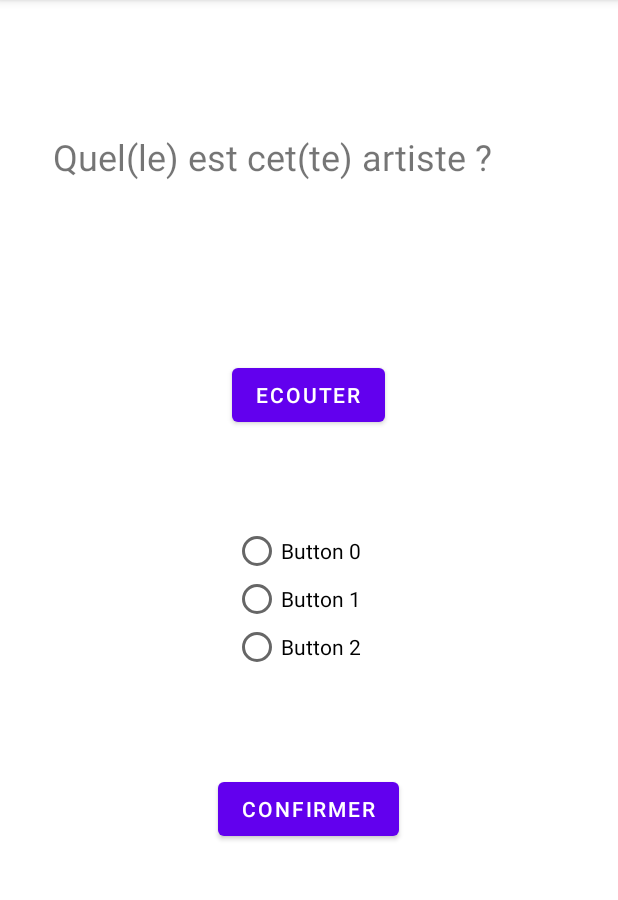
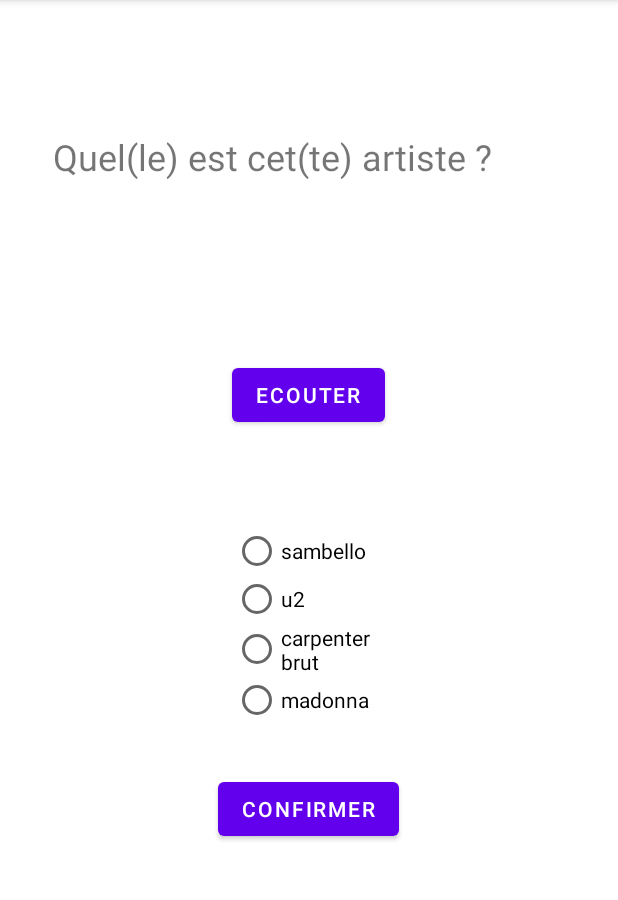
Before and after one commit to coding-factory-classrooms/android-l2-flashcards-groupe-3-blindtest-musical, an Android app: the BlindTestActivity screen opened directly, with no data from a screen before it, on a phone screen of 412 x 824 dp, the part 84-984 px from its top. Run offline under Robolectric (Android 15) with nearby library versions, the phone set to English and light mode, and no system bars.

Commit message:
Added random question and answer generation with semi-custom number of answers

```diff
--- a/app/src/main/assets/data.json
+++ b/app/src/main/assets/data.json
@@ -1,9 +1,9 @@
 {
   "questions" : [
-    {"mp3" :  "nomdufichier", "artiste" :  "mj"},
-    {"mp3" :  "nomdufichier", "artiste" :  "madonna"}
+    {"mp3" :  "mj_thriller.mp3", "artist" :  "mj"},
+    {"mp3" :  "nomdufichier", "artist" :  "madonna"}
   ],
-  "artistes" : [
-    "azedaz", "zedazef", "ddddd", "madonna"
+  "artists" : [
+    "mj", "sambello", "carpenter brut", "madonna", "u2"
   ]
 }
--- a/app/src/main/java/com/rosstail/blindtest/BlindTestActivity.java
+++ b/app/src/main/java/com/rosstail/blindtest/BlindTestActivity.java
@@ -16,6 +16,7 @@ import java.io.BufferedReader;
 import java.io.IOException;
 import java.io.InputStream;
 import java.io.InputStreamReader;
+import java.util.ArrayList;
 
 public class BlindTestActivity extends AppCompatActivity {
 
@@ -26,37 +27,77 @@ public class BlindTestActivity extends AppCompatActivity {
         setContentView(R.layout.activity_blind_test);
 
         RadioGroup group = findViewById(R.id.radioGroup);
-        RadioButton button;
         JSONObject obj = readData();
         if (obj == null) {
             return;
         }
-        Object question = getRandomTitle(obj);
+        JSONObject question = getRandomTitle(obj);
         if (question == null) {
             return;
         }
         Log.i("Question", question.toString());
-        for(int i = 0; i < 3; i++) {
-            button = new RadioButton(this);
-            button.setText("Button " + i);
+        addAnswers(obj, group, question, 4);
+    }
+
+    private JSONObject getRandomTitle(JSONObject data) {
+        try {
+            JSONArray titleList = data.getJSONArray("questions");
+            int i = getRandomNumber(0, titleList.length());
+            return titleList.getJSONObject(i);
+        } catch (JSONException e) {
+            Log.e("BlindTestActivity", "getRandomTitle()" + e.getCause());
+        }
+        return null;
+    }
+
+    private void addAnswers(JSONObject obj, RadioGroup group, JSONObject question, int nbAnswer) {
+        JSONArray answersJson = getAnswers(obj);
+        if (answersJson == null) {
+            return;
+        }
+
+        ArrayList<String> list = new ArrayList<>();
+        int len = answersJson.length();
+        for (int i=0;i<len;i++){
+            try {
+                list.add(answersJson.get(i).toString());
+            } catch (JSONException e) {
+                e.printStackTrace();
+            }
+        }
+        String artist = null;
+        try {
+            artist = question.get("artist").toString();
+        } catch (JSONException e) {
+            e.printStackTrace();
+        }
+        if (artist == null) {
+            return;
+        }
+        Log.w("init list", list.toString());
+        list.remove(artist);
+        for(int i = 0; i < nbAnswer; i++) {
+            Log.w("list step " + i, list.toString());
+            String answer = list.get(getRandomNumber(0, list.size()));
+            RadioButton button = new RadioButton(this);
+            button.setText(answer);
             group.addView(button);
+            list.remove(answer);
         }
     }
 
-    private Object getRandomTitle(JSONObject data) {
+    private JSONArray getAnswers(JSONObject data) {
         try {
-            JSONArray titleList = data.getJSONArray("questions");
-            int i = getRandomNumber(0, titleList.length());
-            return titleList.get(i);
+            return data.getJSONArray("artists");
         } catch (JSONException e) {
-            Log.e("BlindeTestActivity", "getRandomTitle()" + e.getCause());
+            Log.e("BlindTestActivity", "getRandomAnswer()" + e.getCause());
         }
         return null;
     }
 
     private JSONObject readData() {
         InputStream is;
-        String str_data = "";
+        String str_data;
         try {
             is = BlindTestActivity.this.getAssets().open("data.json");
             int size = is.available();
--- a/app/src/main/res/layout/activity_blind_test.xml
+++ b/app/src/main/res/layout/activity_blind_test.xml
@@ -43,7 +43,7 @@
     <RadioGroup
         android:id="@+id/radioGroup"
         android:layout_width="100dp"
-        android:layout_height="100dp"
+        android:layout_height="wrap_content"
         android:layout_marginTop="160dp"
         app:layout_constraintEnd_toEndOf="@+id/textView"
         app:layout_constraintStart_toStartOf="@+id/textView"
```
